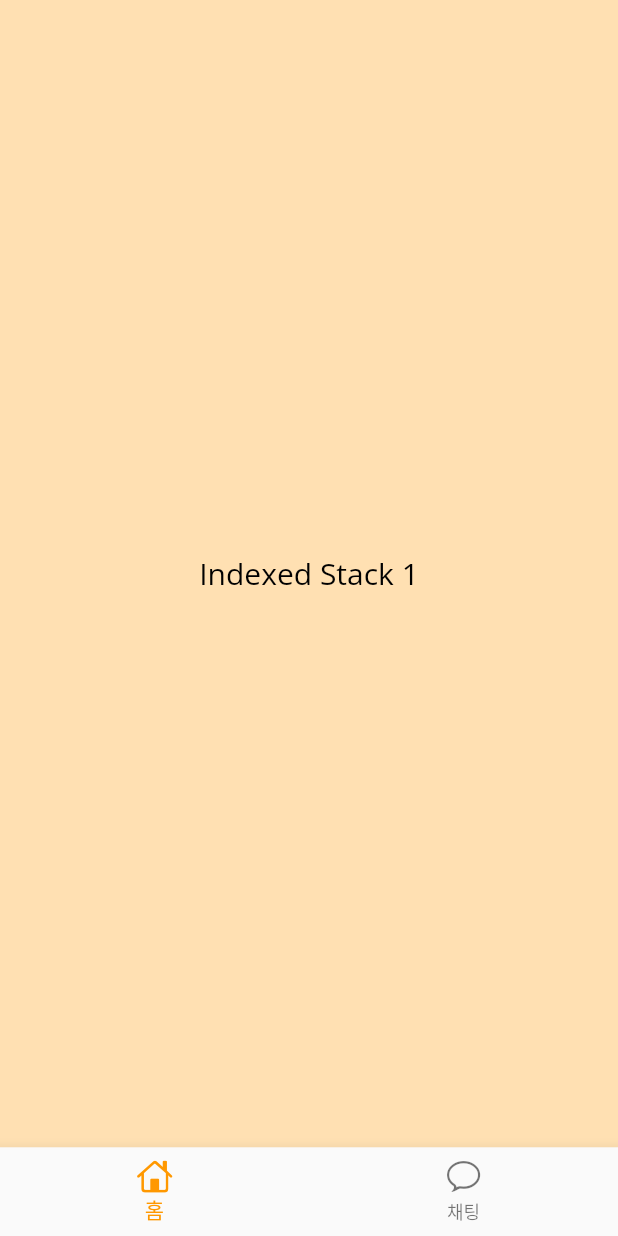
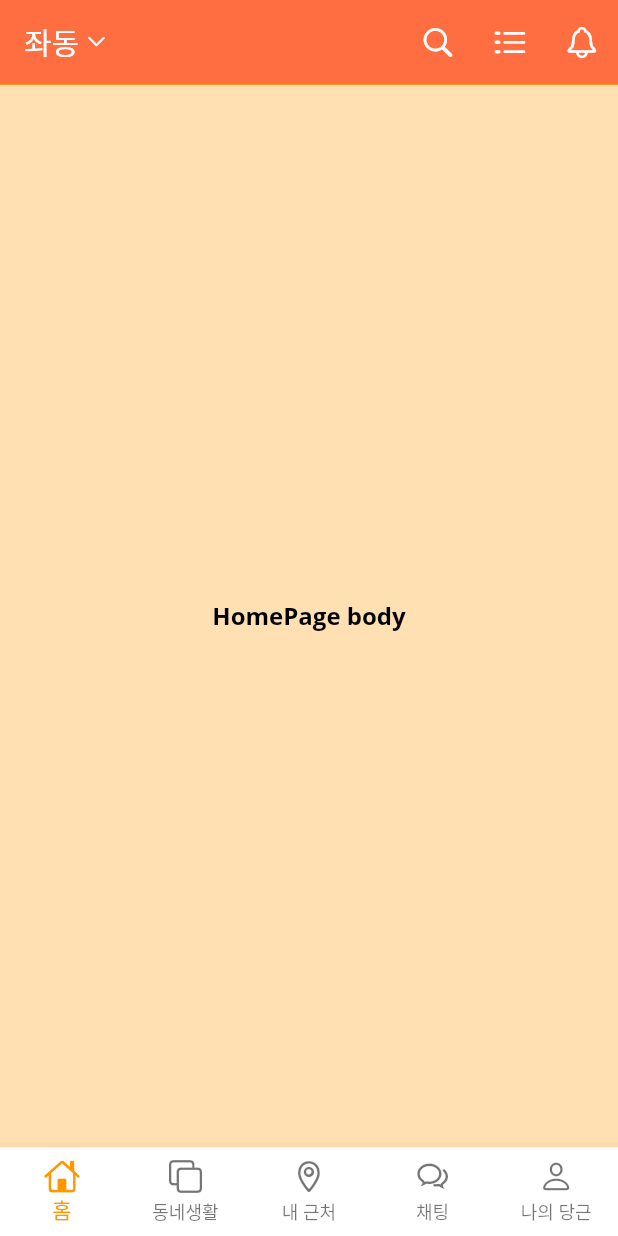
Before and after one commit to Gammi06/flutter_carrot_market, a Flutter app: the screen it shows after launch, on a phone screen of 412 x 824 dp. Run offline on Flutter 3.47's test engine with Material 2 defaults, Android fonts, the phone set to English and light mode, and no system bars; our stand-ins replace font_awesome_flutter, google_fonts.

Commit message:
AppBar 제작 완료

```diff
--- /dev/null
+++ b/lib/view/pages/main/home/home_page.dart
@@ -0,0 +1,45 @@
+import 'package:carrot_market/theme.dart';
+import 'package:flutter/cupertino.dart';
+import 'package:flutter/material.dart';
+
+class HomePage extends StatelessWidget {
+  const HomePage({Key? key}) : super(key: key);
+
+  @override
+  Widget build(BuildContext context) {
+    return Scaffold(
+      appBar: AppBar(
+        title: Row(
+          children: [
+            Text("좌동"),
+            SizedBox(width: 4.0), //진짜 할때는 사이즈 갭을 따로 상수로 만들어두고 사용할 것
+            Icon(CupertinoIcons.chevron_down, size: 15),
+          ],
+        ),
+        actions: [
+          IconButton(onPressed: () {}, icon: Icon(CupertinoIcons.search)),
+          IconButton(onPressed: () {}, icon: Icon(CupertinoIcons.list_dash)),
+          IconButton(onPressed: () {}, icon: Icon(CupertinoIcons.bell)),
+        ],
+        bottom: PreferredSize(
+          // 선호하는 크기
+          preferredSize: Size.fromHeight(0.5),
+          child: Divider(
+            thickness: 0.5,
+            height: 0.5,
+            color: Colors.orange,
+          ), // 얇은 선을 긋는 위젯
+        ),
+      ),
+      body: Container(
+        color: Colors.orange[100],
+        child: Center(
+          child: Text(
+            "HomePage body",
+            style: textTheme().headline2,
+          ),
+        ),
+      ),
+    );
+  }
+}
--- a/lib/view/pages/main/main_page.dart
+++ b/lib/view/pages/main/main_page.dart
@@ -1,3 +1,8 @@
+import 'package:carrot_market/view/pages/main/chatting/chatting_page.dart';
+import 'package:carrot_market/view/pages/main/home/home_page.dart';
+import 'package:carrot_market/view/pages/main/my_carrot/my_carrot_page.dart';
+import 'package:carrot_market/view/pages/main/near_me/near_me_page.dart';
+import 'package:carrot_market/view/pages/main/neightborhood_life/neightborhood_life_page.dart';
 import 'package:flutter/cupertino.dart';
 import 'package:flutter/material.dart';
 
@@ -23,24 +28,11 @@ class _MainPageState extends State<MainPage> {
     return IndexedStack(
       index: _selectedIndex,
       children: [
-        Container(
-          color: Colors.orange[100],
-          child: Center(
-            child: Text(
-              "Indexed Stack 1",
-              style: TextStyle(fontSize: 20, color: Colors.black),
-            ),
-          ),
-        ),
-        Container(
-          color: Colors.redAccent[100],
-          child: Center(
-            child: Text(
-              "Indexed Stack 2",
-              style: TextStyle(fontSize: 20, color: Colors.black),
-            ),
-          ),
-        ),
+        HomePage(),
+        NeightborhoodLifePage(),
+        NearMePage(),
+        ChattingPage(),
+        MyCarrotPage(),
       ],
     );
   }
@@ -54,16 +46,11 @@ class _MainPageState extends State<MainPage> {
       },
       currentIndex: _selectedIndex,
       items: [
-        BottomNavigationBarItem(
-          label: "홈",
-          icon: Icon(
-            CupertinoIcons.home,
-          ),
-        ),
-        BottomNavigationBarItem(
-          label: "채팅",
-          icon: Icon(CupertinoIcons.chat_bubble),
-        ),
+        BottomNavigationBarItem(label: "홈", icon: Icon(CupertinoIcons.home)),
+        BottomNavigationBarItem(label: "동네생활", icon: Icon(CupertinoIcons.square_on_square)),
+        BottomNavigationBarItem(label: "내 근처", icon: Icon(CupertinoIcons.placemark)),
+        BottomNavigationBarItem(label: "채팅", icon: Icon(CupertinoIcons.chat_bubble_2)),
+        BottomNavigationBarItem(label: "나의 당근", icon: Icon(CupertinoIcons.person)),
       ],
     );
   }
```
Also changed, not shown: lib/theme.dart (+9 -4 lines), lib/view/pages/main/chatting/chatting_page.dart (added, +12 -0 lines), lib/view/pages/main/my_carrot/my_carrot_page.dart (added, +12 -0 lines), lib/view/pages/main/near_me/near_me_page.dart (added, +12 -0 lines), lib/view/pages/main/neightborhood_life/neightborhood_life_page.dart (added, +12 -0 lines).
